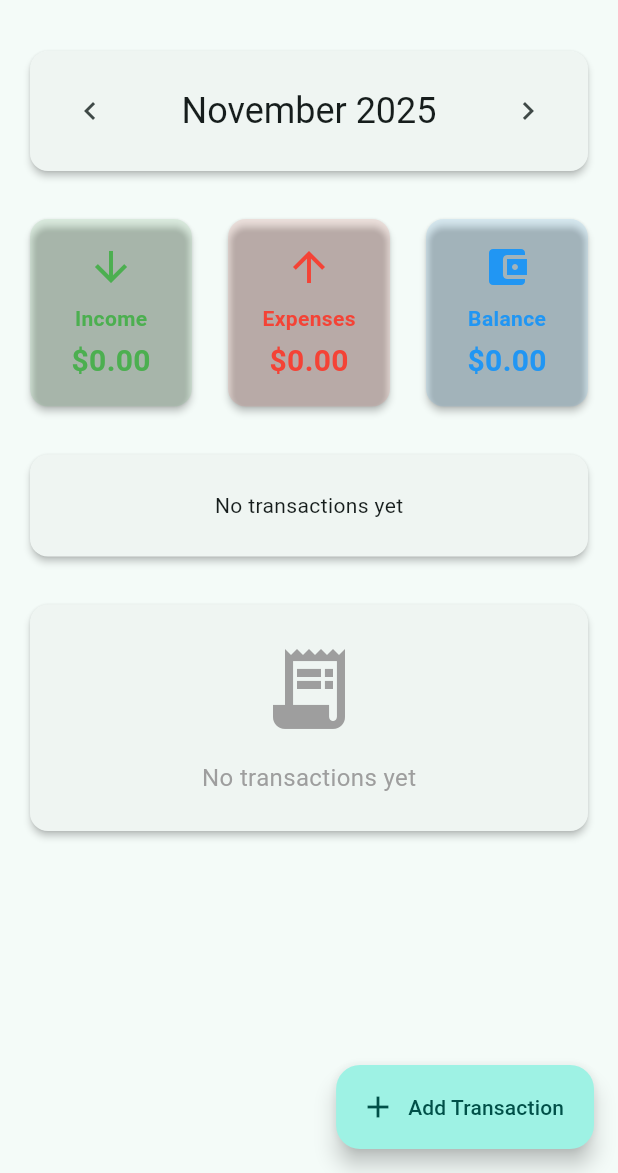
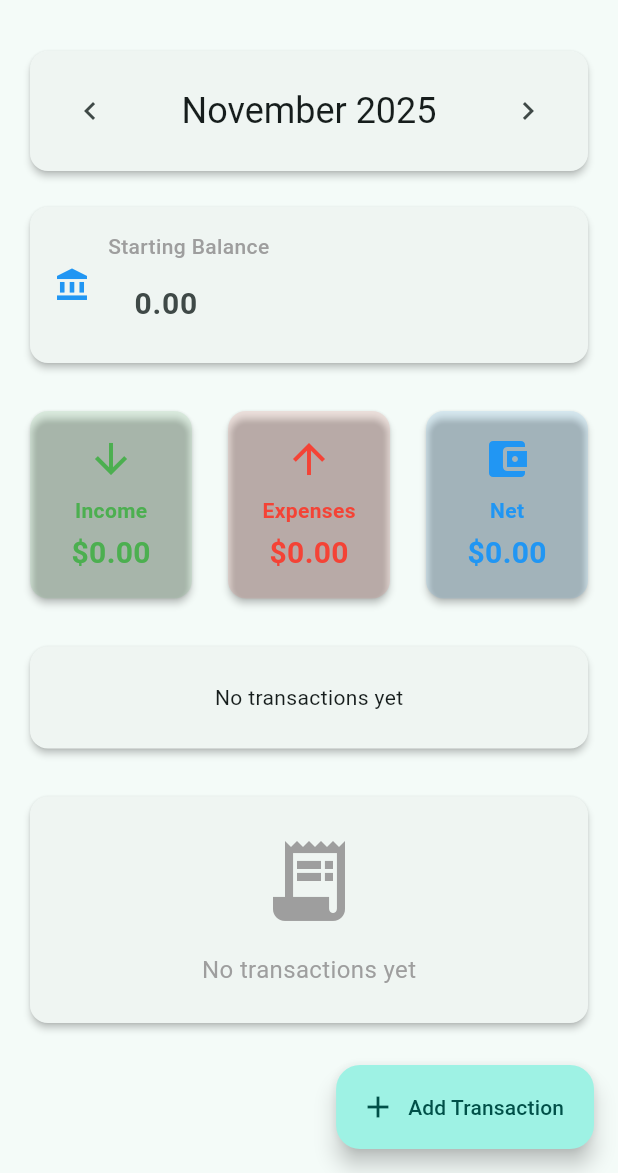
Before and after one commit to moromis/yaba-flutter, a Flutter app: the screen it shows after launch, on a phone screen of 412 x 824 dp, the part 63-1236 px from its top. Run offline on Flutter 3.47's test engine with Material 3 defaults, Android fonts, the phone set to English and light mode, and no system bars; our stand-ins replace csv, file_picker, hive, hive_flutter; accounts and stored records are empty.

Commit message:
add starting balance

```diff
--- a/yaba_app/lib/models/month_data.dart
+++ b/yaba_app/lib/models/month_data.dart
@@ -5,12 +5,14 @@ class MonthData {
   final int month;
   final List<Transaction> transactions;
   final bool isFrozen;
+  final double startingBalance;
 
   MonthData({
     required this.year,
     required this.month,
     required this.transactions,
     this.isFrozen = false,
+    this.startingBalance = 0.0,
   });
 
   String get monthKey => '$year-${month.toString().padLeft(2, '0')}';
@@ -30,6 +32,8 @@ class MonthData {
   }
 
   double get balance => totalIncome - totalExpenses;
+
+  double get endingBalance => startingBalance + balance;
 
   Map<String, double> get expensesByCategory {
     final Map<String, double> categoryTotals = {};
@@ -62,12 +66,14 @@ class MonthData {
     int? month,
     List<Transaction>? transactions,
     bool? isFrozen,
+    double? startingBalance,
   }) {
     return MonthData(
       year: year ?? this.year,
       month: month ?? this.month,
       transactions: transactions ?? this.transactions,
       isFrozen: isFrozen ?? this.isFrozen,
+      startingBalance: startingBalance ?? this.startingBalance,
     );
   }
 
@@ -77,6 +83,7 @@ class MonthData {
       'month': month,
       'transactions': transactions.map((t) => t.toJson()).toList(),
       'isFrozen': isFrozen,
+      'startingBalance': startingBalance,
     };
   }
 
@@ -85,9 +92,10 @@ class MonthData {
       year: json['year'],
       month: json['month'],
       transactions: (json['transactions'] as List)
-          .map((t) => Transaction.fromJson(t))
+          .map((t) => Transaction.fromJson(Map<String, dynamic>.from(t)))
           .toList(),
       isFrozen: json['isFrozen'] ?? false,
+      startingBalance: (json['startingBalance'] ?? 0.0).toDouble(),
     );
   }
 }
--- a/yaba_app/lib/providers/budget_provider.dart
+++ b/yaba_app/lib/providers/budget_provider.dart
@@ -137,6 +137,16 @@ class BudgetProvider extends ChangeNotifier {
     );
   }
 
+  Future<void> updateStartingBalance(double newBalance) async {
+    if (_currentMonth == null) return;
+
+    final updatedMonth = _currentMonth!.copyWith(startingBalance: newBalance);
+    await _storage.saveMonth(updatedMonth);
+    _currentMonth = updatedMonth;
+    notifyListeners();
+    _loadAllMonths();
+  }
+
   void switchMonth(int year, int month) {
     _loadMonth(year, month);
   }
--- a/yaba_app/lib/screens/dashboard_screen.dart
+++ b/yaba_app/lib/screens/dashboard_screen.dart
@@ -60,6 +60,12 @@ class DashboardScreen extends StatelessWidget {
               padding: const EdgeInsets.all(16),
               children: [
                 _buildMonthSelector(context, budgetProvider, currentMonth),
+                const SizedBox(height: 16),
+                _buildStartingBalanceCard(
+                  context,
+                  budgetProvider,
+                  currentMonth,
+                ),
                 const SizedBox(height: 24),
                 _buildSummaryCards(currentMonth),
                 const SizedBox(height: 24),
@@ -150,8 +156,18 @@ class DashboardScreen extends StatelessWidget {
     );
   }
 
+  Widget _buildStartingBalanceCard(
+    BuildContext context,
+    BudgetProvider provider,
+    currentMonth,
+  ) {
+    return _StartingBalanceCard(provider: provider, currentMonth: currentMonth);
+  }
+
   Widget _buildSummaryCards(currentMonth) {
-    return Row(
+    return Column(
+      children: [
+        Row(
           children: [
             Expanded(
               child: _SummaryCard(
@@ -173,11 +189,13 @@ class DashboardScreen extends StatelessWidget {
             const SizedBox(width: 16),
             Expanded(
               child: _SummaryCard(
-            title: 'Balance',
+                title: 'Net',
                 amount: currentMonth.balance,
                 color: currentMonth.balance >= 0 ? Colors.blue : Colors.orange,
                 icon: Icons.account_balance_wallet,
               ),
+            ),
+          ],
         ),
       ],
     );
@@ -358,3 +376,135 @@ class _SummaryCard extends StatelessWidget {
     );
   }
 }
+
+class _StartingBalanceCard extends StatefulWidget {
+  final BudgetProvider provider;
+  final dynamic currentMonth;
+
+  const _StartingBalanceCard({
+    required this.provider,
+    required this.currentMonth,
+  });
+
+  @override
+  State<_StartingBalanceCard> createState() => _StartingBalanceCardState();
+}
+
+class _StartingBalanceCardState extends State<_StartingBalanceCard> {
+  late TextEditingController _controller;
+  late FocusNode _focusNode;
+
+  @override
+  void initState() {
+    super.initState();
+    _controller = TextEditingController(
+      text: widget.currentMonth.startingBalance == 0.0
+          ? ''
+          : widget.currentMonth.startingBalance.toStringAsFixed(2),
+    );
+    _focusNode = FocusNode();
+    _focusNode.addListener(_onFocusChange);
+  }
+
+  @override
+  void didUpdateWidget(_StartingBalanceCard oldWidget) {
+    super.didUpdateWidget(oldWidget);
+    if (widget.currentMonth.startingBalance !=
+        oldWidget.currentMonth.startingBalance) {
+      _controller.text = widget.currentMonth.startingBalance == 0.0
+          ? ''
+          : widget.currentMonth.startingBalance.toStringAsFixed(2);
+    }
+  }
+
+  @override
+  void dispose() {
+    _focusNode.removeListener(_onFocusChange);
+    _focusNode.dispose();
+    _controller.dispose();
+    super.dispose();
+  }
+
+  void _onFocusChange() {
+    if (!_focusNode.hasFocus) {
+      _saveBalance();
+    }
+  }
+
+  void _saveBalance() {
+    final balance = double.tryParse(_controller.text) ?? 0.0;
+    if (balance != widget.currentMonth.startingBalance) {
+      widget.provider.updateStartingBalance(balance);
+    }
+  }
+
+  @override
+  Widget build(BuildContext context) {
+    return Card(
+      child: Padding(
+        padding: const EdgeInsets.all(16),
+        child: Row(
+          children: [
+            const Icon(Icons.account_balance, color: Colors.blue),
+            const SizedBox(width: 12),
+            Expanded(
+              child: Column(
+                crossAxisAlignment: CrossAxisAlignment.start,
+                children: [
+                  const Text(
+                    'Starting Balance',
+                    style: TextStyle(
+                      fontSize: 14,
+                      fontWeight: FontWeight.w500,
+                      color: Colors.grey,
+                    ),
+                  ),
+                  const SizedBox(height: 4),
+                  TextField(
+                    controller: _controller,
+                    focusNode: _focusNode,
+                    keyboardType: const TextInputType.numberWithOptions(
+                      decimal: true,
+                    ),
+                    decoration: const InputDecoration(
+                      hintText: '0.00',
+                      prefixText: '\$ ',
+                      border: InputBorder.none,
+                      contentPadding: EdgeInsets.zero,
+                    ),
+                    style: const TextStyle(
+                      fontSize: 20,
+                      fontWeight: FontWeight.bold,
+                    ),
+                    enabled: !widget.currentMonth.isFrozen,
+                    onSubmitted: (_) => _saveBalance(),
+                  ),
+                ],
+              ),
+            ),
+            if (widget.currentMonth.startingBalance != 0.0)
+              Column(
+                crossAxisAlignment: CrossAxisAlignment.end,
+                children: [
+                  const Text(
+                    'Ending Balance',
+                    style: TextStyle(fontSize: 12, color: Colors.grey),
+                  ),
+                  Text(
+                    '\$${widget.currentMonth.endingBalance.toStringAsFixed(2)}',
+                    style: TextStyle(
+                      fontSize: 18,
+                      fontWeight: FontWeight.bold,
+                      color: widget.currentMonth.endingBalance >= 0
+                          ? Colors.green
+                          : Colors.red,
+                    ),
+                  ),
+                ],
+              ),
+          ],
+        ),
+      ),
+    );
+  }
+}
```
Also changed, not shown: yaba_app/lib/models/category_model.dart (line endings or trailing spaces). Lines whose indentation alone changed are shown as unchanged.
